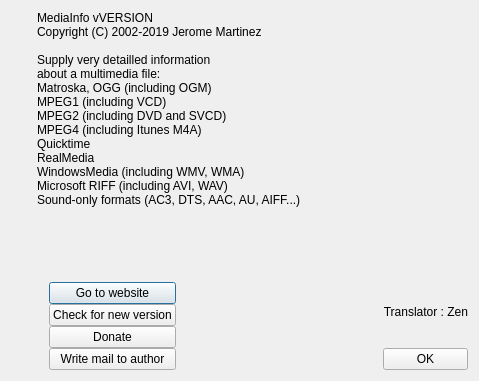
The window that Source/GUI/Qt/about.ui (MediaArea/MediaInfo) describes before a commit, drawn with Qt 5.
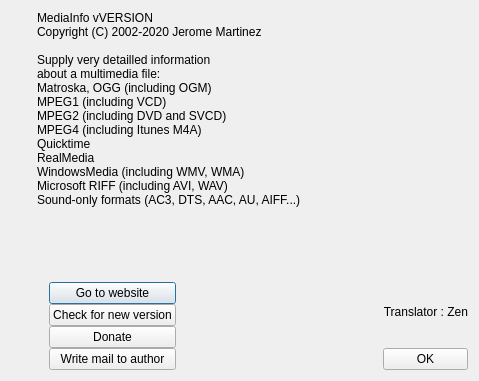
The same window after the commit. Icons and pictures are not drawn.

Commit message: Update copyright year and licence

The edit to the form file:
```diff
--- a/Source/GUI/Qt/about.ui
+++ b/Source/GUI/Qt/about.ui
@@ -56,7 +56,7 @@
       <widget class="QLabel" name="aboutText">
        <property name="text">
         <string>MediaInfo vVERSION
-Copyright (C) 2002-2019 Jerome Martinez
+Copyright (C) 2002-2020 Jerome Martinez
 
 Supply very detailled information
 about a multimedia file:
```
The commit also changes 30 other files.
